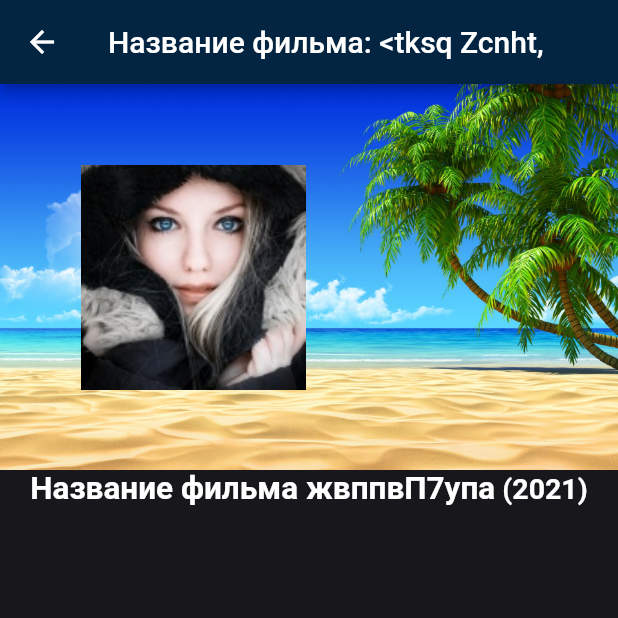
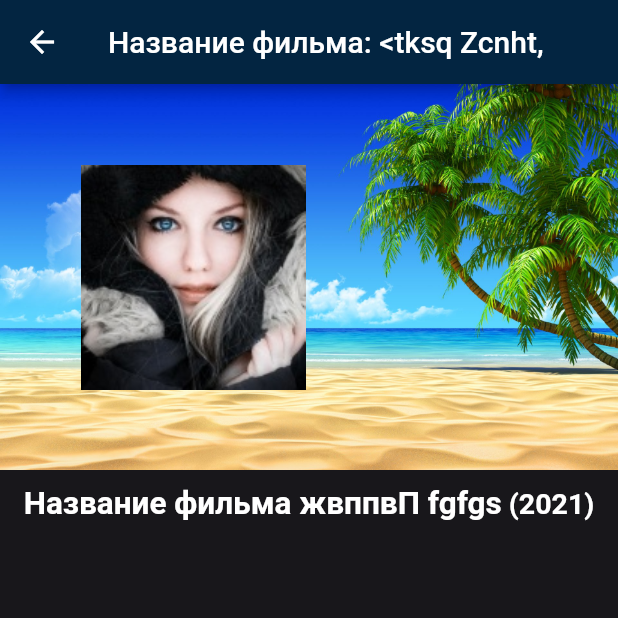
Before and after one commit to Wlad11/flutter, a Flutter app: the MoviDetailsWidget screen opened by its route, on a phone screen of 412 x 824 dp, the top half of it. Run offline on Flutter 3.47's test engine with Material 2 defaults, Android fonts, the phone set to English and light mode, and no system bars.

Commit message:
Добавил отступ к названию фильма

```diff
--- a/lesson/lib/widgets/movi_details/movi_details_main_info_widget.dart
+++ b/lesson/lib/widgets/movi_details/movi_details_main_info_widget.dart
@@ -10,7 +10,10 @@ class MoviDetailsVainInfoWidget extends StatelessWidget {
     return Column(
       children: const [
         _TopPosterWidget(),
-        _MoviNameWidget(),
+        Padding(
+          padding: EdgeInsets.all(10.0),
+          child: _MoviNameWidget(),
+        ),
       ],
     );
   }
@@ -44,7 +47,7 @@ class _MoviNameWidget extends StatelessWidget {
       maxLines: 3, //null,
       text: const TextSpan(children: [
         TextSpan(
-            text: 'Название фильма жвппвП7упа',
+            text: 'Название фильма жвппвП fgfgs',
             style: TextStyle(fontWeight: FontWeight.w600, fontSize: 21)),
         TextSpan(
             text: ' (2021)',
```
